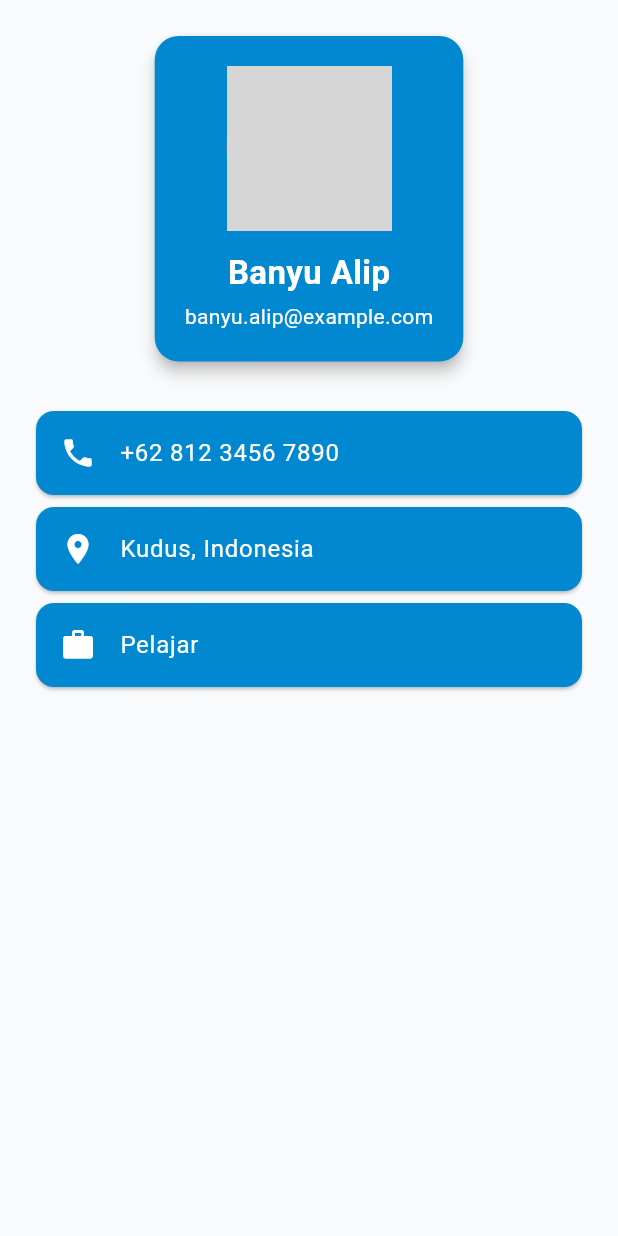
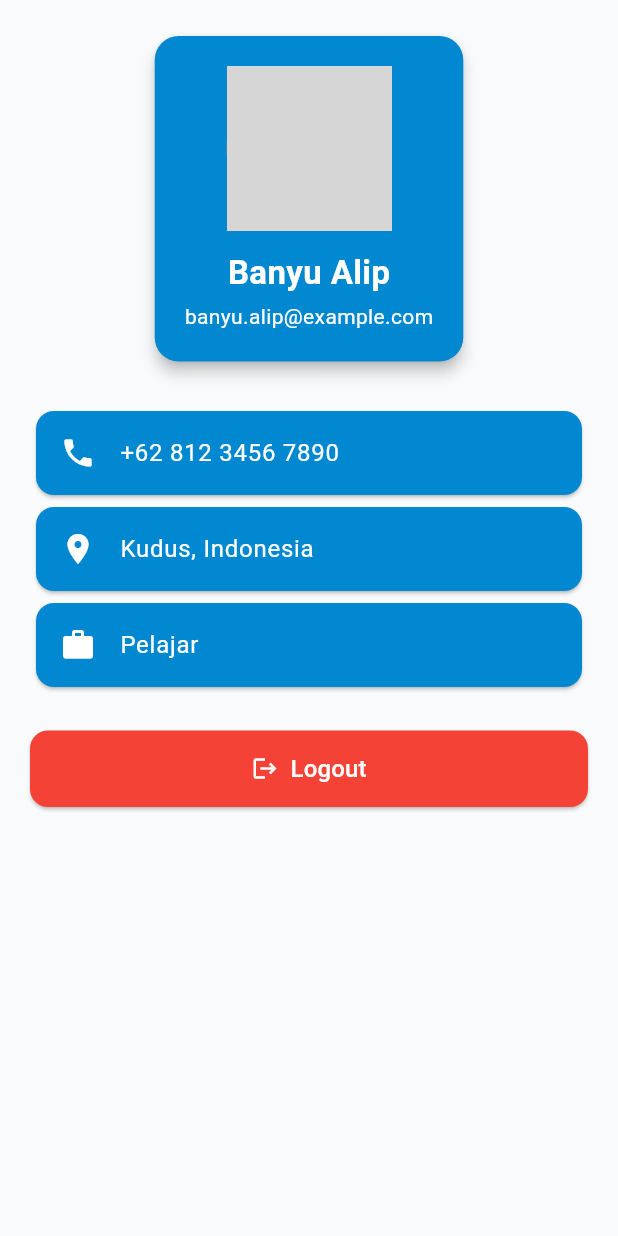
Before and after one commit to BanyuBening1/to_do_list_app, a Flutter app: the ProfilePage screen opened directly, on a phone screen of 412 x 824 dp. Run offline on Flutter 3.47's test engine with Material 3 defaults, Android fonts, the phone set to English and light mode, and no system bars; our stand-ins replace get, shared_preferences; accounts and stored records are empty; grey boxes are pictures that could not be loaded.

Commit message:
FEAT [Alip] feat logout

```diff
--- a/lib/pages/profile_page.dart
+++ b/lib/pages/profile_page.dart
@@ -1,11 +1,17 @@
 import 'package:flutter/material.dart';
+import 'package:get/get.dart';
 import 'package:to_do_list_app/components/app_color.dart';
-import '../components/profile_avatar.dart';
-import '../components/profile_item.dart';
+import 'package:to_do_list_app/components/profile_avatar.dart';
+import 'package:to_do_list_app/components/profile_item.dart';
+import 'package:to_do_list_app/controllers/profilecontroller.dart';
+
+
 
 
 class ProfilePage extends StatelessWidget {
-  const ProfilePage({super.key});
+  ProfilePage({super.key});
+
+  final ProfileController controller = Get.put(ProfileController());
 
   @override
   Widget build(BuildContext context) {
@@ -15,22 +21,21 @@ class ProfilePage extends StatelessWidget {
         width: double.infinity,
         height: double.infinity,
         decoration: BoxDecoration(
-           color:AppColors.background,
+          color: AppColors.background,
         ),
         child: SafeArea(
           child: SingleChildScrollView(
             padding: const EdgeInsets.all(20),
             child: Column(
               children: [
-
                 Card(
-                  color:AppColors.secondary,
+                  color: AppColors.secondary,
                   shape: RoundedRectangleBorder(
                       borderRadius: BorderRadius.circular(16)),
                   elevation: 4,
-                  child: Padding(
-                    padding: const EdgeInsets.all(20),
-                    child: const ProfileAvatar(
+                  child: const Padding(
+                    padding: EdgeInsets.all(20),
+                    child: ProfileAvatar(
                       imagePath: "assets/images/unyub.HEIC",
                       name: "Banyu Alip",
                       email: "banyu.alip@example.com",
@@ -66,10 +71,28 @@ class ProfilePage extends StatelessWidget {
                     text: "Pelajar",
                   ),
                 ),
+
                 const SizedBox(height: 25),
 
 
-
+                SizedBox(
+                  width: double.infinity,
+                  child: ElevatedButton.icon(
+                    style: ElevatedButton.styleFrom(
+                      backgroundColor: Colors.red,
+                      padding: const EdgeInsets.symmetric(vertical: 14),
+                      shape: RoundedRectangleBorder(
+                        borderRadius: BorderRadius.circular(12),
+                      ),
+                    ),
+                    onPressed: () => controller.logout(context),
+                    icon: const Icon(Icons.logout, color: Colors.white),
+                    label: const Text(
+                      "Logout",
+                      style: TextStyle(color: Colors.white, fontSize: 16),
+                    ),
+                  ),
+                ),
               ],
             ),
           ),
```
Also changed, not shown: lib/bindings/loginbinding.dart (added, +10 -0 lines), lib/controllers/login_controller.dart (added, +23 -0 lines), lib/controllers/profilecontroller.dart (added, +26 -0 lines), lib/controllers/splashcontroller.dart (added, +24 -0 lines), lib/pages/login_pages.dart (added, +27 -0 lines), lib/pages/splashscreenpage.dart (added, +18 -0 lines), lib/bindings/splashbinding.dart (added). Lines whose indentation alone changed are shown as unchanged.
